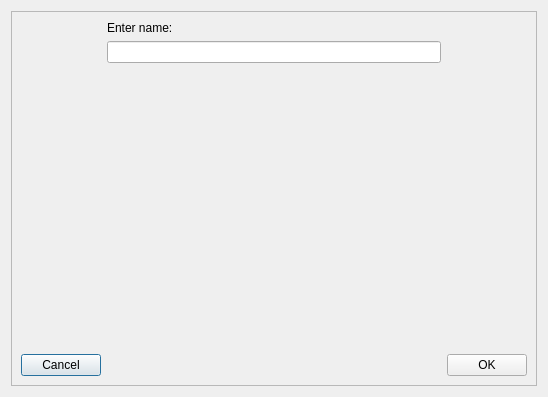
This is Diplomacy/forms/userswindow.ui in ulquiorra68/Diplomacy as Qt 5 draws it before an edit. The edited form follows.
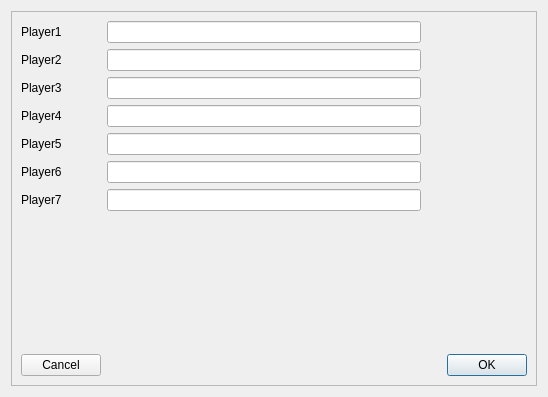
This is the edited form.

Commit message: unos igraca

What changed in the file:
```diff
--- a/Diplomacy/forms/userswindow.ui
+++ b/Diplomacy/forms/userswindow.ui
@@ -23,7 +23,49 @@
       <enum>QFrame::Raised</enum>
      </property>
      <layout class="QGridLayout" name="gridLayout_2">
-      <item row="3" column="1">
+      <item row="10" column="4">
+       <widget class="QPushButton" name="ok_button">
+        <property name="text">
+         <string>OK</string>
+        </property>
+       </widget>
+      </item>
+      <item row="3" column="0">
+       <widget class="QLabel" name="label_2">
+        <property name="text">
+         <string>&lt;html&gt;&lt;head/&gt;&lt;body&gt;&lt;p&gt;Player2&lt;/p&gt;&lt;/body&gt;&lt;/html&gt;</string>
+        </property>
+       </widget>
+      </item>
+      <item row="6" column="0">
+       <widget class="QLabel" name="label_5">
+        <property name="text">
+         <string>Player5</string>
+        </property>
+       </widget>
+      </item>
+      <item row="10" column="0">
+       <widget class="QPushButton" name="cancel_button">
+        <property name="text">
+         <string>Cancel</string>
+        </property>
+       </widget>
+      </item>
+      <item row="5" column="0">
+       <widget class="QLabel" name="label_4">
+        <property name="text">
+         <string>Player4</string>
+        </property>
+       </widget>
+      </item>
+      <item row="2" column="0">
+       <widget class="QLabel" name="label">
+        <property name="text">
+         <string>Player1</string>
+        </property>
+       </widget>
+      </item>
+      <item row="9" column="3">
        <spacer name="verticalSpacer">
         <property name="orientation">
          <enum>Qt::Vertical</enum>
@@ -36,29 +78,47 @@
         </property>
        </spacer>
       </item>
-      <item row="4" column="0">
-       <widget class="QPushButton" name="cancel_button">
-        <property name="text">
-         <string>Cancel</string>
-        </property>
-       </widget>
-      </item>
-      <item row="2" column="1">
+      <item row="2" column="2">
        <widget class="QLineEdit" name="lineEdit"/>
       </item>
+      <item row="4" column="0">
+       <widget class="QLabel" name="label_3">
+        <property name="text">
+         <string>Player3</string>
+        </property>
+       </widget>
+      </item>
+      <item row="3" column="2">
+       <widget class="QLineEdit" name="lineEdit_2"/>
+      </item>
+      <item row="8" column="0">
+       <widget class="QLabel" name="label_7">
+        <property name="text">
+         <string>Player7</string>
+        </property>
+       </widget>
+      </item>
+      <item row="7" column="0">
+       <widget class="QLabel" name="label_6">
+        <property name="text">
+         <string>Player6</string>
+        </property>
+       </widget>
+      </item>
       <item row="4" column="2">
-       <widget class="QPushButton" name="ok_button">
-        <property name="text">
-         <string>OK</string>
-        </property>
-       </widget>
+       <widget class="QLineEdit" name="lineEdit_3"/>
       </item>
-      <item row="1" column="1">
-       <widget class="QLabel" name="label">
-        <property name="text">
-         <string>Enter name:</string>
-        </property>
-       </widget>
+      <item row="5" column="2">
+       <widget class="QLineEdit" name="lineEdit_4"/>
+      </item>
+      <item row="6" column="2">
+       <widget class="QLineEdit" name="lineEdit_5"/>
+      </item>
+      <item row="7" column="2">
+       <widget class="QLineEdit" name="lineEdit_6"/>
+      </item>
+      <item row="8" column="2">
+       <widget class="QLineEdit" name="lineEdit_7"/>
       </item>
      </layout>
     </widget>
```
The commit also changes 2 other files.
